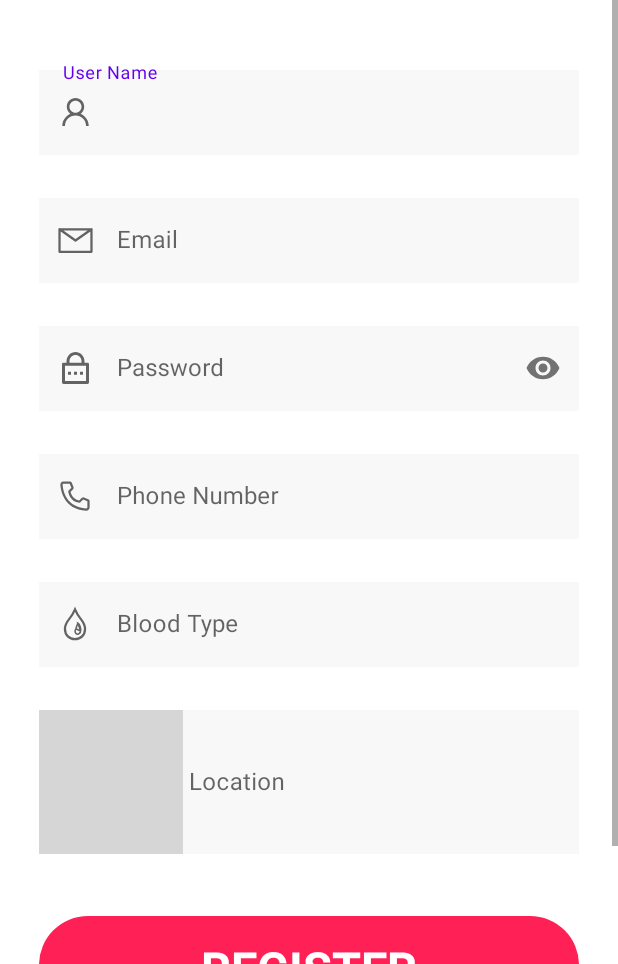
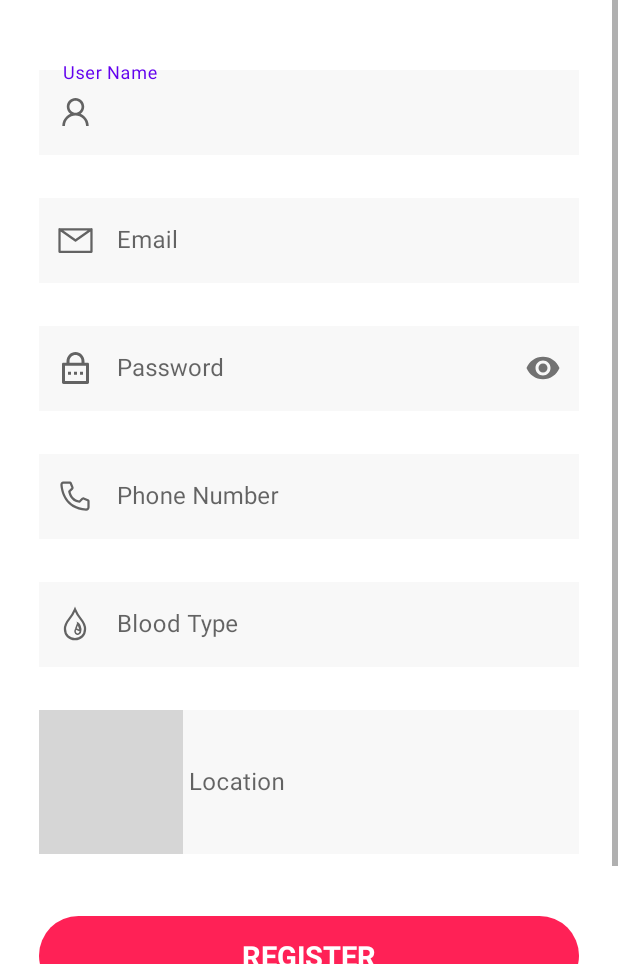
Before and after one commit to KareemHussen/blood_donation, an Android app: the fragment RegisterFragment shown on its own in the app's theme, on a phone screen of 412 x 824 dp, the part 272-1236 px from its top. Run offline under Robolectric (Android 15) with nearby library versions, the light colour scheme and no system bars; our stand-ins replace Firebase (no records; nobody signed in at launch, a user with empty details on screens opened directly), data binding, sdp/ssp sizes; grey boxes are pictures that could not be loaded.

Commit message:
add firebase to register

```diff
--- a/app/src/main/java/com/example/blooddonation/authentication/register/RegisterFragment.kt
+++ b/app/src/main/java/com/example/blooddonation/authentication/register/RegisterFragment.kt
@@ -1,18 +1,68 @@
 package com.example.blooddonation.authentication.register
 
 import android.os.Bundle
+import android.util.Log
 import androidx.fragment.app.Fragment
 import android.view.LayoutInflater
 import android.view.View
 import android.view.ViewGroup
+import android.widget.Toast
+import androidx.databinding.DataBindingUtil
+import androidx.navigation.fragment.findNavController
 import com.example.blooddonation.R
+import com.example.blooddonation.databinding.FragmentRegisterBinding
+import com.google.firebase.auth.ktx.auth
+import com.google.firebase.ktx.Firebase
 
 class RegisterFragment : Fragment() {
-    override fun onCreateView(inflater: LayoutInflater, container: ViewGroup?,
-                              savedInstanceState: Bundle?): View? {
 
+    private lateinit var binding: FragmentRegisterBinding
 
+    override fun onCreateView(
+        inflater: LayoutInflater, container: ViewGroup?,
+        savedInstanceState: Bundle?
+    ): View {
 
-        return inflater.inflate(R.layout.fragment_register, container, false)
+        binding = DataBindingUtil.inflate(inflater, R.layout.fragment_register, container, false)
+
+        binding.btnLogIn.setOnClickListener {
+            findNavController().navigate(R.id.action_registerFragment_to_loginFragment)
+        }
+
+        binding.btnRegister.setOnClickListener {
+            val email = binding.edtEmail.text.toString()
+            val pass = binding.edtPassword.text.toString()
+            if (email.isNotEmpty() && pass.isNotEmpty())
+                firebaseAuthentication(email, pass)
+            else
+                Toast.makeText(
+                    requireContext(),
+                    "Please Fill email and pass",
+                    Toast.LENGTH_SHORT
+                ).show()
+        }
+
+        return binding.root
+    }
+
+    private fun firebaseAuthentication(email: String, pass: String) {
+        Firebase.auth.createUserWithEmailAndPassword(
+            email, pass
+        ).addOnCompleteListener {
+            if (it.isSuccessful) {
+                Toast.makeText(
+                    requireContext(),
+                    "Registration Done Successfully",
+                    Toast.LENGTH_SHORT
+                ).show()
+                findNavController().navigate(R.id.action_registerFragment_to_homeFragment)
+            } else {
+                Toast.makeText(
+                    requireContext(),
+                    "Registration Failed: ${it.exception}",
+                    Toast.LENGTH_LONG
+                ).show()
+            }
+        }
     }
 }
--- a/app/src/main/res/layout/fragment_register.xml
+++ b/app/src/main/res/layout/fragment_register.xml
@@ -1,10 +1,14 @@
 <?xml version="1.0" encoding="utf-8"?>
-<ScrollView xmlns:android="http://schemas.android.com/apk/res/android"
+<layout xmlns:android="http://schemas.android.com/apk/res/android"
     xmlns:app="http://schemas.android.com/apk/res-auto"
     xmlns:tools="http://schemas.android.com/tools"
+    tools:context=".authentication.register.RegisterFragment">
+
+    <data></data>
+
+    <ScrollView
         android:layout_width="match_parent"
-    android:layout_height="match_parent"
-    tools:context=".authentication.register.RegisterFragment">
+        android:layout_height="match_parent">
 
         <androidx.constraintlayout.widget.ConstraintLayout
             android:layout_width="match_parent"
@@ -28,13 +32,15 @@
                 android:layout_height="wrap_content"
                 android:layout_marginHorizontal="@dimen/loginMarginHorizontal"
                 android:layout_marginTop="@dimen/_32sdp"
+                app:layout_constraintBottom_toTopOf="@+id/til_email"
                 app:layout_constraintEnd_toEndOf="parent"
+                app:layout_constraintHorizontal_bias="0.5"
                 app:layout_constraintStart_toStartOf="parent"
                 app:layout_constraintTop_toBottomOf="@+id/img_logo"
                 app:startIconDrawable="@drawable/ic_user">
 
                 <com.google.android.material.textfield.TextInputEditText
-                android:id="@+id/tiet_userName"
+                    android:id="@+id/edt_userName"
                     android:layout_width="match_parent"
                     android:layout_height="match_parent"
                     android:background="@color/backgroundET"
@@ -50,13 +56,15 @@
                 android:layout_height="wrap_content"
                 android:layout_marginHorizontal="@dimen/loginMarginHorizontal"
                 android:layout_marginTop="@dimen/loginMarginTop"
+                app:layout_constraintBottom_toTopOf="@+id/til_password"
                 app:layout_constraintEnd_toEndOf="parent"
+                app:layout_constraintHorizontal_bias="0.5"
                 app:layout_constraintStart_toStartOf="parent"
                 app:layout_constraintTop_toBottomOf="@+id/til_userName"
                 app:startIconDrawable="@drawable/ic_email">
 
                 <com.google.android.material.textfield.TextInputEditText
-                android:id="@+id/tiet_email"
+                    android:id="@+id/edt_email"
                     android:layout_width="match_parent"
                     android:layout_height="wrap_content"
                     android:background="@color/backgroundET"
@@ -72,14 +80,16 @@
                 android:layout_height="wrap_content"
                 android:layout_marginHorizontal="@dimen/loginMarginHorizontal"
                 android:layout_marginTop="@dimen/loginMarginTop"
+                app:layout_constraintBottom_toTopOf="@+id/til_phone"
                 app:layout_constraintEnd_toEndOf="parent"
+                app:layout_constraintHorizontal_bias="0.5"
                 app:layout_constraintStart_toStartOf="parent"
                 app:layout_constraintTop_toBottomOf="@+id/til_email"
                 app:passwordToggleEnabled="true"
                 app:startIconDrawable="@drawable/ic_password">
 
                 <com.google.android.material.textfield.TextInputEditText
-                android:id="@+id/tiet_password"
+                    android:id="@+id/edt_password"
                     android:layout_width="match_parent"
                     android:layout_height="match_parent"
                     android:background="@color/backgroundET"
@@ -96,13 +106,15 @@
                 android:layout_height="wrap_content"
                 android:layout_marginHorizontal="@dimen/loginMarginHorizontal"
                 android:layout_marginTop="@dimen/loginMarginTop"
+                app:layout_constraintBottom_toTopOf="@+id/til_blood"
                 app:layout_constraintEnd_toEndOf="parent"
+                app:layout_constraintHorizontal_bias="0.5"
                 app:layout_constraintStart_toStartOf="parent"
                 app:layout_constraintTop_toBottomOf="@+id/til_password"
                 app:startIconDrawable="@drawable/ic_phone">
 
                 <com.google.android.material.textfield.TextInputEditText
-                android:id="@+id/tiet_phone"
+                    android:id="@+id/edt_phone"
                     android:layout_width="match_parent"
                     android:layout_height="match_parent"
                     android:background="@color/backgroundET"
@@ -112,19 +124,21 @@
             </com.google.android.material.textfield.TextInputLayout>
 
             <com.google.android.material.textfield.TextInputLayout
-            android:id="@+id/til_blod"
+                android:id="@+id/til_blood"
                 style="@style/Widget.MaterialComponents.TextInputLayout.OutlinedBox"
                 android:layout_width="match_parent"
                 android:layout_height="wrap_content"
                 android:layout_marginHorizontal="@dimen/loginMarginHorizontal"
                 android:layout_marginTop="@dimen/loginMarginTop"
+                app:layout_constraintBottom_toTopOf="@+id/til_location"
                 app:layout_constraintEnd_toEndOf="parent"
+                app:layout_constraintHorizontal_bias="0.5"
                 app:layout_constraintStart_toStartOf="parent"
                 app:layout_constraintTop_toBottomOf="@+id/til_phone"
                 app:startIconDrawable="@drawable/ic_bloodicon">
 
                 <com.google.android.material.textfield.TextInputEditText
-                android:id="@+id/tiet_blod"
+                    android:id="@+id/edt_blood"
                     android:layout_width="match_parent"
                     android:layout_height="match_parent"
                     android:background="@color/backgroundET"
@@ -140,13 +154,15 @@
                 android:layout_height="wrap_content"
                 android:layout_marginHorizontal="@dimen/loginMarginHorizontal"
                 android:layout_marginTop="@dimen/loginMarginTop"
+                app:layout_constraintBottom_toTopOf="@+id/btn_register"
                 app:layout_constraintEnd_toEndOf="parent"
+                app:layout_constraintHorizontal_bias="0.5"
                 app:layout_constraintStart_toStartOf="parent"
-            app:layout_constraintTop_toBottomOf="@+id/til_blod"
+                app:layout_constraintTop_toBottomOf="@+id/til_blood"
                 app:startIconDrawable="@drawable/ic_location">
 
                 <com.google.android.material.textfield.TextInputEditText
-                android:id="@+id/tiet_location"
+                    android:id="@+id/edt_location"
                     android:layout_width="match_parent"
                     android:layout_height="match_parent"
                     android:background="@color/backgroundET"
@@ -167,10 +183,11 @@
                 android:text="@string/register"
                 android:textAllCaps="true"
                 android:textColor="@color/white"
-            android:textSize="@dimen/_24ssp"
+                android:textSize="@dimen/_15ssp"
                 android:textStyle="bold"
+                app:layout_constraintBottom_toTopOf="@+id/text_already_have_an_account"
                 app:layout_constraintStart_toStartOf="parent"
-            app:layout_constraintTop_toBottomOf="@id/til_location" />
+                app:layout_constraintTop_toBottomOf="@+id/til_location" />
 
             <TextView
                 android:id="@+id/text_already_have_an_account"
@@ -202,5 +219,5 @@
                 app:layout_constraintStart_toEndOf="@id/text_already_have_an_account" />
 
         </androidx.constraintlayout.widget.ConstraintLayout>
-
     </ScrollView>
+</layout>
```
Also changed, not shown: app/src/main/res/navigation/nav_graph.xml (+20 -3 lines). Lines whose indentation alone changed are shown as unchanged.
